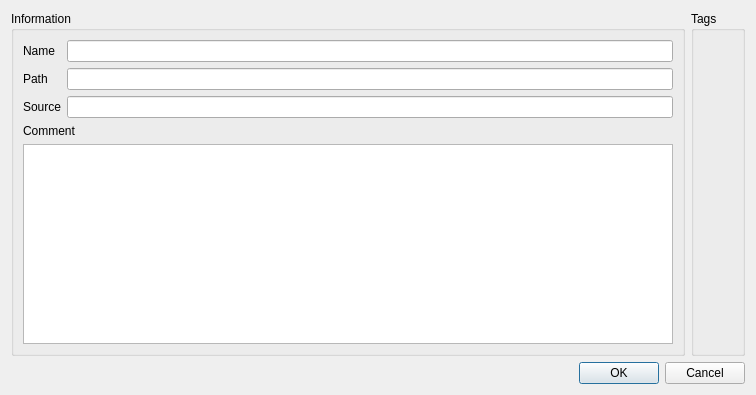
The window that src/app/gui/dialog/editfiledialog.ui (plooorp/qTaggle) describes before a commit, drawn with Qt 5.
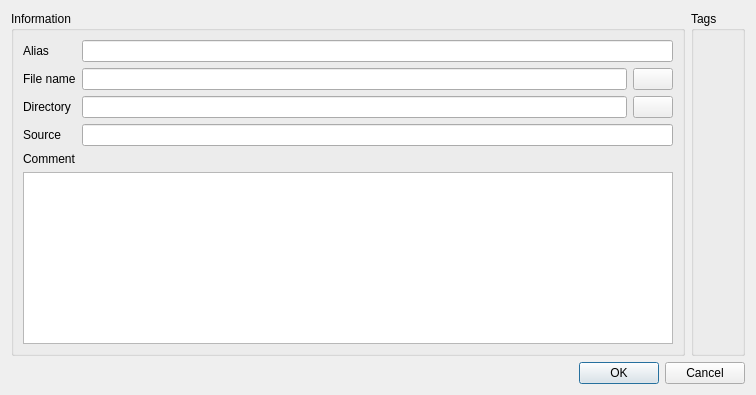
The same window after the commit. Icons and pictures are not drawn. Custom widgets are drawn as their Qt base class.

Commit message: name replaced with alias, otherwise defaults to filename

What changed in the file:
```diff
--- a/src/app/gui/dialog/editfiledialog.ui
+++ b/src/app/gui/dialog/editfiledialog.ui
@@ -65,36 +65,96 @@
             <property name="bottomMargin">
              <number>0</number>
             </property>
-            <item row="0" column="0">
+            <item row="5" column="0">
              <widget class="QLabel" name="label">
               <property name="text">
-               <string>Name</string>
+               <string>File name</string>
               </property>
              </widget>
             </item>
-            <item row="0" column="1">
-             <widget class="QLineEdit" name="lineEdit_name"/>
-            </item>
-            <item row="1" column="0">
+            <item row="7" column="0">
              <widget class="QLabel" name="label_2">
               <property name="text">
-               <string>Path</string>
+               <string>Directory</string>
               </property>
              </widget>
             </item>
-            <item row="1" column="1">
-             <widget class="QLineEdit" name="lineEdit_path"/>
-            </item>
-            <item row="2" column="0">
+            <item row="8" column="0">
              <widget class="QLabel" name="label_3">
               <property name="text">
                <string>Source</string>
               </property>
              </widget>
             </item>
-            <item row="2" column="1">
+            <item row="8" column="1">
              <widget class="QLineEdit" name="lineEdit_source"/>
             </item>
+            <item row="5" column="1">
+             <widget class="QWidget" name="widget_3" native="true">
+              <layout class="QHBoxLayout" name="horizontalLayout_2">
+               <property name="leftMargin">
+                <number>0</number>
+               </property>
+               <property name="topMargin">
+                <number>0</number>
+               </property>
+               <property name="rightMargin">
+                <number>0</number>
+               </property>
+               <property name="bottomMargin">
+                <number>0</number>
+               </property>
+               <item>
+                <widget class="QLineEdit" name="lineEdit_fileName"/>
+               </item>
+               <item>
+                <widget class="QPushButton" name="btnChooseFile">
+                 <property name="icon">
+                  <iconset theme="QIcon::ThemeIcon::DocumentNew"/>
+                 </property>
+                </widget>
+               </item>
+              </layout>
+             </widget>
+            </item>
+            <item row="7" column="1">
+             <widget class="QWidget" name="widget_4" native="true">
+              <layout class="QHBoxLayout" name="horizontalLayout_3">
+               <property name="leftMargin">
+                <number>0</number>
+               </property>
+               <property name="topMargin">
+                <number>0</number>
+               </property>
+               <property name="rightMargin">
+                <number>0</number>
+               </property>
+               <property name="bottomMargin">
+                <number>0</number>
+               </property>
+               <item>
+                <widget class="QLineEdit" name="lineEdit_dir"/>
+               </item>
+               <item>
+                <widget class="QPushButton" name="btnChooseDir">
+                 <property name="icon">
+                  <iconset theme="QIcon::ThemeIcon::FolderOpen"/>
+                 </property>
+                </widget>
+               </item>
+              </layout>
+             </widget>
+            </item>
+            <item row="4" column="0">
+             <widget class="QLabel" name="label_5">
+              <property name="text">
+               <string>Alias</string>
+              </property>
+             </widget>
+            </item>
+            <item row="4" column="1">
+             <widget class="QLineEdit" name="lineEdit_alias"/>
+            </item>
            </layout>
           </widget>
          </item>
```
The commit also changes 26 other files.
